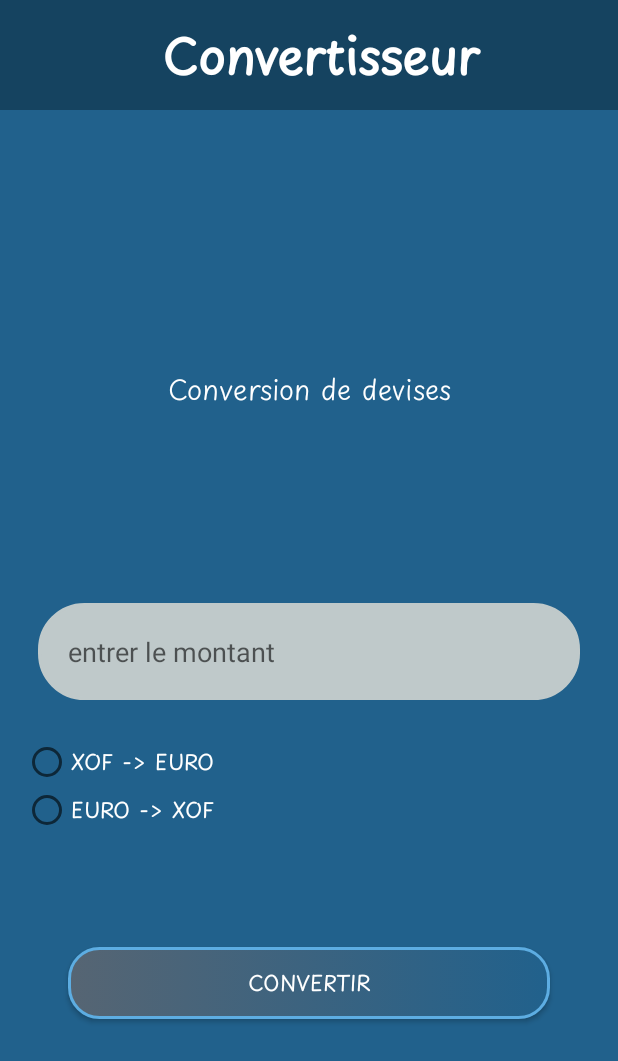
After one commit to DaimsKlarou/devMobileKotlin, an Android app built with Jetpack Compose: the Conversion screen opened directly, with no data from a screen before it, on a phone screen of 412 x 824 dp. The commit adds this screen. Shown: the top 1061 px of the screen. Run offline under Robolectric (Android 15) with nearby library versions, the phone set to English and light mode, and no system bars.

Commit message:
ajout des elements pour le tp3 et amelioration des fonctionnalites de l'existant

```diff
--- /dev/null
+++ b/app/src/main/java/com/example/tp1_dev_mobile/Conversion.kt
@@ -0,0 +1,28 @@
+package com.example.tp1_dev_mobile
+
+import android.annotation.SuppressLint
+import android.content.Intent
+import android.os.Bundle
+import android.widget.Button
+import android.widget.EditText
+import android.widget.TextView
+import androidx.activity.ComponentActivity
+import androidx.activity.enableEdgeToEdge
+
+class Conversion : ComponentActivity() {
+    private lateinit var zonetext: EditText
+    private lateinit var btn_conversion: Button
+    private lateinit var btn_retour: Button
+    @SuppressLint("MissingInflatedId")
+    override fun onCreate(savedInstanceState: Bundle?) {
+        super.onCreate(savedInstanceState)
+        enableEdgeToEdge()
+        setContentView(R.layout.conversion)
+
+    }
+
+    private fun ResultView(result : Float){
+
+    }
+
+}
--- a/app/src/main/res/layout/activity_main.xml
+++ b/app/src/main/res/layout/activity_main.xml
@@ -26,7 +26,7 @@
         android:text="@string/SAISIEM2"
         android:textColor="@color/black"
         android:textSize="40sp"
-        android:textStyle="bold" />
+        android:textStyle="bold"/>
 
     <TextView
         android:id="@+id/textView5"
@@ -34,7 +34,7 @@
         android:layout_height="wrap_content"
         android:layout_gravity="center_horizontal"
         android:fontFamily="@font/playpensansextrabold"
-        android:text="Bienvenue en au cours de Developpement Mobile"
+        android:text="Bienvenue au cours de Developpement Mobile"
         android:layout_marginBottom="65sp"
         android:gravity="center"
         android:textStyle="italic"
--- /dev/null
+++ b/app/src/main/res/layout/conversion.xml
@@ -0,0 +1,93 @@
+<?xml version="1.0" encoding="utf-8"?>
+<LinearLayout xmlns:android="http://schemas.android.com/apk/res/android"
+    android:layout_width="match_parent"
+    android:layout_height="match_parent"
+    android:orientation="vertical">
+
+    <TextView
+        android:id="@+id/title"
+        android:layout_width="match_parent"
+        android:layout_height="73dp"
+        android:text="Convertisseur"
+        android:fontFamily="@font/playpensansregular"
+        android:textSize="32sp"
+        android:background="@color/bleu_dark_900"
+        android:textStyle="bold"
+        android:textColor="@color/white"
+        android:paddingStart="15dp"
+        android:gravity="center"
+        />
+
+    <LinearLayout
+        android:layout_width="match_parent"
+        android:layout_height="match_parent"
+        android:orientation="vertical"
+        android:gravity="center"
+        android:background="@color/bleu_800">
+
+        <TextView
+            android:id="@+id/textView6"
+            android:layout_width="match_parent"
+            android:layout_height="83dp"
+            android:layout_marginBottom="75sp"
+            android:fontFamily="@font/playpensanslight"
+            android:gravity="center"
+            android:padding="15sp"
+            android:text="Conversion de devises"
+            android:textColor="@color/white"
+            android:textSize="18sp" />
+
+        <EditText
+            android:id="@+id/zoneTexte"
+            android:layout_width="match_parent"
+            android:layout_height="wrap_content"
+            android:ems="10"
+            android:inputType="text"
+            android:hint="entrer le montant"
+            android:background="@drawable/border_btn"
+            android:padding="20sp"
+            android:layout_margin="25sp"
+            android:backgroundTint="@color/gray_300"
+
+            />
+
+        <RadioGroup
+            android:layout_width="match_parent"
+            android:layout_height="124dp"
+            android:layout_marginHorizontal="15sp"
+            >
+
+            <RadioButton
+                android:id="@+id/radio_cfa_euro"
+                android:layout_width="match_parent"
+                android:layout_height="wrap_content"
+                android:text="XOF -> EURO"
+                android:textColor="@color/white"
+                android:fontFamily="@font/playpensansregular"
+                />
+
+            <RadioButton
+                android:id="@+id/radio_euro_cfa"
+                android:layout_width="match_parent"
+                android:layout_height="wrap_content"
+                android:text="EURO -> XOF"
+                android:textColor="@color/white"
+                android:fontFamily="@font/playpensansregular"
+                />
+        </RadioGroup>
+
+        <Button
+            android:id="@+id/btn_conversion"
+            android:layout_width="match_parent"
+            android:layout_height="wrap_content"
+            android:text="Convertir"
+            android:background="@drawable/btn_hover"
+            android:textColor="@color/white"
+            android:fontFamily="@font/playpensansregular"
+            android:layout_marginTop="15sp"
+            android:layout_marginHorizontal="45sp"
+            />
+
+    </LinearLayout>
+
+</LinearLayout>
--- /dev/null
+++ b/app/src/main/res/layout/historique.xml
@@ -0,0 +1,6 @@
+<?xml version="1.0" encoding="utf-8"?>
+<LinearLayout xmlns:android="http://schemas.android.com/apk/res/android"
+    android:layout_width="match_parent"
+    android:layout_height="match_parent">
+
+</LinearLayout>
```
Also changed, not shown: app/src/main/AndroidManifest.xml (+18 -0 lines), app/src/main/java/com/example/tp1_dev_mobile/Historique.kt (added, +21 -0 lines), app/src/main/java/com/example/tp1_dev_mobile/HomeActivity.kt (+56 -0 lines), app/src/main/java/com/example/tp1_dev_mobile/MainActivity.kt (+11 -13 lines), app/src/main/java/com/example/tp1_dev_mobile/TestUnity.kt (added, +22 -0 lines), app/src/main/res/drawable/logo_background.xml (added, +8 -0 lines), app/src/main/res/layout/result_consersion.xml (added, +19 -0 lines), app/src/main/res/layout/user_home.xml (+40 -5 lines).
